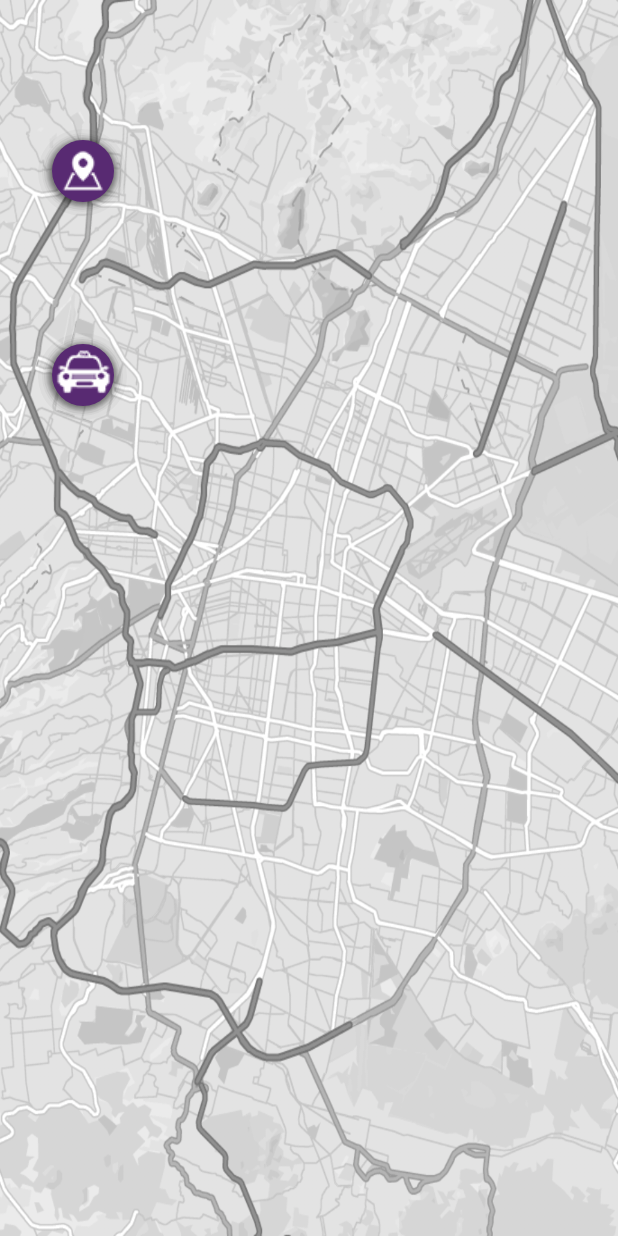
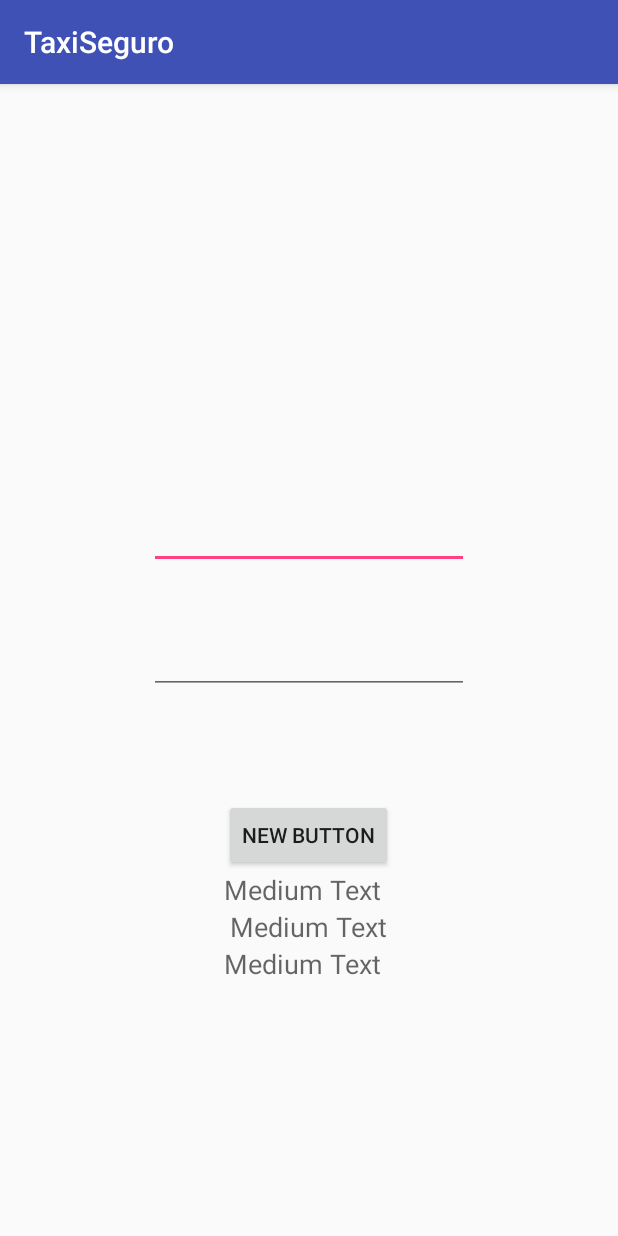
Before and after one commit to breakingRisk/TaxiSeguro, an Android app: the screen it shows after launch (pedirTaxi before the commit, Login after it), after a tap on "PEDIR TAXI", on a phone screen of 412 x 824 dp. Run offline under Robolectric (Android 15) with nearby library versions, the phone set to English and light mode, and no system bars.

Commit message:
Commit temporal

```diff
--- a/TaxiSeguro/app/src/main/AndroidManifest.xml
+++ b/TaxiSeguro/app/src/main/AndroidManifest.xml
@@ -1,6 +1,8 @@
 <?xml version="1.0" encoding="utf-8"?>
 <manifest xmlns:android="http://schemas.android.com/apk/res/android"
     package="com.example.magdiel.taxiseguro" >
+
+    <uses-permission android:name="android.permission.INTERNET" />
 
     <application
         android:allowBackup="true"
@@ -17,6 +19,8 @@
         </activity>
         <activity android:name=".pedirTaxi" >
         </activity>
+        <activity android:name=".Login" >
+        </activity>
     </application>
 
 </manifest>
--- /dev/null
+++ b/TaxiSeguro/app/src/main/java/com/example/magdiel/taxiseguro/Login.java
@@ -0,0 +1,47 @@
+package com.example.magdiel.taxiseguro;
+
+import android.os.Bundle;
+import android.support.v7.app.AppCompatActivity;
+import android.view.View;
+import android.widget.Button;
+import android.widget.EditText;
+import android.widget.TextView;
+
+public class Login extends AppCompatActivity implements View.OnClickListener{
+    String IP="169.254.234.218";
+    private final String SERVER = "http://"+ IP +"/taxiSeguro/controlador/controllerDB.php";
+    String nombre;
+    String contrasena;
+    EditText user;
+    EditText pass;
+
+    @Override
+    protected void onCreate(Bundle savedInstanceState) {
+        super.onCreate(savedInstanceState);
+        setContentView(R.layout.activity_login);
+
+        //Capturamos datos de entrada e identificamos de la acción del botón
+        user=(EditText)findViewById(R.id.email);
+        pass=(EditText)findViewById(R.id.password);
+        Button log = (Button)findViewById( R.id.button_login );
+
+        //Inicializamos la acción al dar click en el botón
+        log.setOnClickListener(this);
+    }
+
+    public void onClick(View v) {
+        //Obtenemos datos de pantalla
+        nombre = user.getText().toString();
+        contrasena = pass.getText().toString();
+
+        httpHandler handler = new  httpHandler();
+        String txt = handler.post(SERVER, nombre, contrasena);
+        TextView t = (TextView) findViewById(R.id.error);
+        TextView t1 = (TextView) findViewById(R.id.error2);
+        TextView t2 = (TextView) findViewById(R.id.url_server);
+
+        t.setText(txt);
+        //t1.setText(contrasena);
+        //t2.setText(SERVER);
+    }
+}
--- a/TaxiSeguro/app/src/main/java/com/example/magdiel/taxiseguro/MainActivity.java
+++ b/TaxiSeguro/app/src/main/java/com/example/magdiel/taxiseguro/MainActivity.java
@@ -14,12 +14,15 @@ public class MainActivity extends AppCompatActivity implements View.OnClickListe
         setContentView(R.layout.activity_main);
 
         Button pedir = (Button)findViewById( R.id.pedir );
-
+        Button tulogin = (Button)findViewById( R.id.login );
         pedir.setOnClickListener(this);
-    }
+        tulogin.setOnClickListener(this);
+}
 
     public void onClick(View view) {
-        Intent abrir = new Intent(this, pedirTaxi.class);
-        startActivity(abrir);
+        //Intent abrir = new Intent(this, pedirTaxi.class);
+        //startActivity(abrir);
+        Intent to_login = new Intent(this, Login.class);
+        startActivity(to_login);
     }
 }
--- /dev/null
+++ b/TaxiSeguro/app/src/main/res/layout/activity_login.xml
@@ -0,0 +1,68 @@
+<?xml version="1.0" encoding="utf-8"?>
+<RelativeLayout xmlns:android="http://schemas.android.com/apk/res/android"
+    xmlns:tools="http://schemas.android.com/tools" android:layout_width="match_parent"
+    android:layout_height="match_parent" android:paddingLeft="@dimen/activity_horizontal_margin"
+    android:paddingRight="@dimen/activity_horizontal_margin"
+    android:paddingTop="@dimen/activity_vertical_margin"
+    android:paddingBottom="@dimen/activity_vertical_margin"
+    tools:context="com.example.magdiel.taxiseguro.Login">
+
+
+    <EditText
+        android:layout_width="wrap_content"
+        android:layout_height="wrap_content"
+        android:inputType="textEmailAddress"
+        android:ems="10"
+        android:id="@+id/email"
+        android:layout_above="@+id/password"
+        android:layout_alignLeft="@+id/password"
+        android:layout_alignStart="@+id/password"
+        android:layout_marginBottom="38dp" />
+
+    <EditText
+        android:layout_width="wrap_content"
+        android:layout_height="wrap_content"
+        android:inputType="textPassword"
+        android:ems="10"
+        android:id="@+id/password"
+        android:layout_centerVertical="true"
+        android:layout_centerHorizontal="true" />
+
+    <Button
+        android:layout_width="wrap_content"
+        android:layout_height="wrap_content"
+        android:text="New Button"
+        android:id="@+id/button_login"
+        android:layout_marginTop="70dp"
+        android:layout_below="@+id/password"
+        android:layout_centerHorizontal="true" />
+
+    <TextView
+        android:layout_width="wrap_content"
+        android:layout_height="wrap_content"
+        android:textAppearance="?android:attr/textAppearanceMedium"
+        android:text="Medium Text"
+        android:id="@+id/error"
+        android:layout_below="@+id/button_login"
+        android:layout_alignLeft="@+id/button_login"
+        android:layout_alignStart="@+id/button_login" />
+
+    <TextView
+        android:layout_width="wrap_content"
+        android:layout_height="wrap_content"
+        android:textAppearance="?android:attr/textAppearanceMedium"
+        android:text="Medium Text"
+        android:id="@+id/error2"
+        android:layout_centerHorizontal="true"
+        android:layout_below="@+id/error" />
+
+    <TextView
+        android:layout_width="wrap_content"
+        android:layout_height="wrap_content"
+        android:textAppearance="?android:attr/textAppearanceMedium"
+        android:text="Medium Text"
+        android:id="@+id/url_server"
+        android:layout_below="@+id/error2"
+        android:layout_alignLeft="@+id/error"
+        android:layout_alignStart="@+id/error" />
+</RelativeLayout>
```
Also changed, not shown: TaxiSeguro/app/build.gradle (+7 -0 lines), TaxiSeguro/app/src/main/java/com/example/magdiel/taxiseguro/httpHandler.java (added, +46 -0 lines), TaxiSeguro/app/src/main/res/layout/activity_main.xml (+9 -0 lines), 1 other file.
